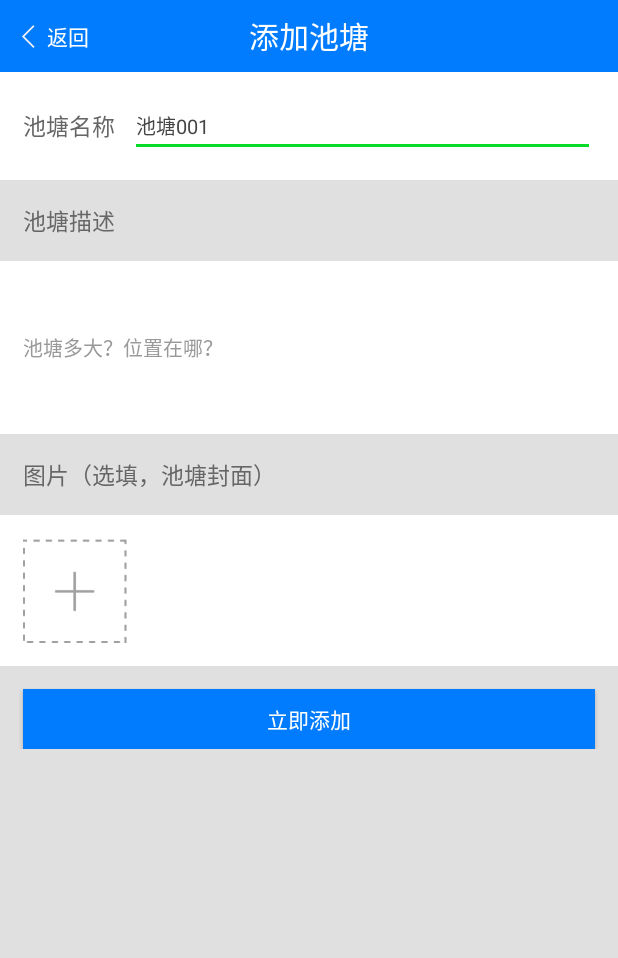
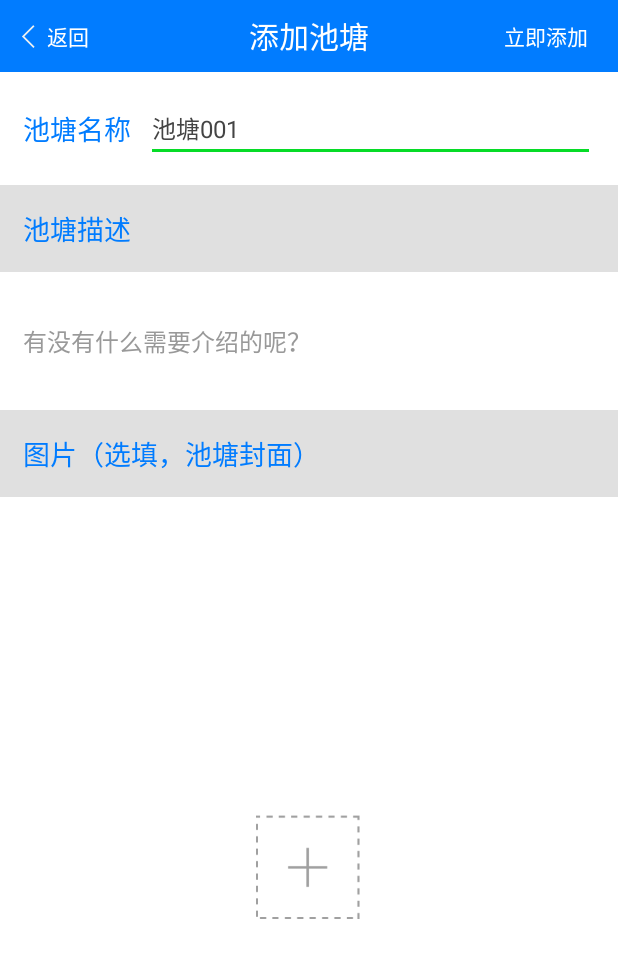
Before and after one commit to qiurenbieyuan/Yuguanjia, an Android app: the AddPondActivity screen opened directly, with no data from a screen before it, on a phone screen of 412 x 824 dp. Shown: the top 958 px of the screen. Run offline under Robolectric (Android 15) with nearby library versions, the phone set to English and light mode, and no system bars; our stand-ins replace CircleImageView; libraries missing offline, so code that uses them is left out: me.nereo.multi_image_selector; pictures from the network do not load; 1 statement that could not run was skipped.

Commit message:
添加了“添加池塘”池塘功能，并能够对池塘封面进行预览~

```diff
--- a/app/src/main/java/com/qican/ygj/listener/OnTaskListener.java
+++ b/app/src/main/java/com/qican/ygj/listener/OnTaskListener.java
@@ -2,9 +2,6 @@ package com.qican.ygj.listener;
 
 import com.qican.ygj.task.CommonTask;
 
-/**
- * Created by Administrator on 2016/10/26 0026.
- */
 public interface OnTaskListener<T> {
     // 上传成功，返回地址结果
     void taskFailed(CommonTask t, Exception e); // 任务完成
--- a/app/src/main/java/com/qican/ygj/ui/AddPondActivity.java
+++ b/app/src/main/java/com/qican/ygj/ui/AddPondActivity.java
@@ -8,6 +8,7 @@ import android.content.Intent;
 import android.os.Bundle;
 import android.util.Log;
 import android.view.View;
+import android.widget.EditText;
 import android.widget.ImageView;
 import android.widget.LinearLayout;
 
@@ -21,12 +22,14 @@ import me.nereo.multi_image_selector.MultiImageSelector;
 import me.nereo.multi_image_selector.MultiImageSelectorActivity;
 
 public class AddPondActivity extends Activity implements View.OnClickListener {
-    private static final int IMAGE_REQUEST_CODE = 0011;
+    private static final int IMAGE_REQUEST_CODE = 1;
     private static final String TAG = "AddPondActivity";
-    private LinearLayout llBack;
-    private ImageView ivAddimg;
+    private LinearLayout llBack, llAddPond;
+    private ImageView ivAddimg, ivClose;
     private CommonTools myTool;
     private ArrayList<String> mSelectPath = null;
+    private ImageView ivImgDesc;
+    private EditText edtPondName, edtPondDesc;
 
     @Override
     protected void onCreate(Bundle savedInstanceState) {
@@ -43,14 +46,25 @@ public class AddPondActivity extends Activity implements View.OnClickListener {
 
     private void initView() {
         llBack = (LinearLayout) findViewById(R.id.ll_back);
+        llAddPond = (LinearLayout) findViewById(R.id.ll_add);
+
         ivAddimg = (ImageView) findViewById(R.id.iv_addimg);
+        ivImgDesc = (ImageView) findViewById(R.id.iv_imgdesc);
+        ivClose = (ImageView) findViewById(R.id.iv_close);
+
+        edtPondName = (EditText) findViewById(R.id.edt_pond_name);
+        edtPondDesc = (EditText) findViewById(R.id.edt_pond_desc);
 
         myTool = new CommonTools(this);
     }
 
     private void initEvent() {
         llBack.setOnClickListener(this);
+        llAddPond.setOnClickListener(this);
+
         ivAddimg.setOnClickListener(this);
+        ivImgDesc.setOnClickListener(this);
+        ivClose.setOnClickListener(this);
     }
 
     @Override
@@ -67,7 +81,39 @@ public class AddPondActivity extends Activity implements View.OnClickListener {
                         .origin(mSelectPath) // original select data set, used width #.multi()
                         .start(this, IMAGE_REQUEST_CODE);
                 break;
+            case R.id.iv_imgdesc:
+                Bundle bundle = new Bundle();
+                bundle.putString("path", mSelectPath.get(0));
+                Intent intent = new Intent(this, PreviewActivity.class);
+                intent.putExtras(bundle);
+                startActivity(intent);
+                break;
+            case R.id.iv_close:
+                ivImgDesc.setVisibility(View.GONE);
+                ivClose.setVisibility(View.GONE);
+                ivAddimg.setVisibility(View.VISIBLE);
+                mSelectPath.clear();//去除照片地址信息
+                break;
+            case R.id.ll_add:
+                //添加池塘
+                addPond();
+                break;
         }
+    }
+
+    private void addPond() {
+        if (edtPondName.getText().toString().trim().isEmpty()) {
+            myTool.showInfo("还没有添加池塘名字哦！");
+            return;
+        }
+        if (edtPondDesc.getText().toString().trim().isEmpty()) {
+            myTool.showInfo("还没有池塘描述唷！");
+            return;
+        }
+        //添加池塘信息
+        myTool.showInfo("添加成功！");
+        finish();
+        startActivity(new Intent(this, AddSuccessActivity.class));
     }
 
     @Override
@@ -79,9 +125,24 @@ public class AddPondActivity extends Activity implements View.OnClickListener {
                 // Get the result list of select image paths
                 mSelectPath = data.getStringArrayListExtra(MultiImageSelectorActivity.EXTRA_RESULT);
                 // do your logic ....
-                Log.i(TAG, "path: "+mSelectPath.toString());
+                Log.i(TAG, "path: " + mSelectPath.toString());
+                showImageByPath(mSelectPath);
+            }
+        }
+    }
 
-                Glide.with(this).load(mSelectPath.get(0)).into(ivAddimg);
+    /**
+     * 显示池塘封面图片到图片预览上
+     *
+     * @param mSelectPath
+     */
+    private void showImageByPath(ArrayList<String> mSelectPath) {
+        if (mSelectPath != null) {
+            if (mSelectPath.size() != 0) {
+                ivImgDesc.setVisibility(View.VISIBLE);
+                ivAddimg.setVisibility(View.GONE);
+                ivClose.setVisibility(View.VISIBLE);
+                Glide.with(this).load(mSelectPath.get(0)).into(ivImgDesc);
             }
         }
     }
--- a/app/src/main/java/com/qican/ygj/ui/SlideMenuFragment.java
+++ b/app/src/main/java/com/qican/ygj/ui/SlideMenuFragment.java
@@ -1,5 +1,5 @@
 /**
- * 侧滑菜单
+ * 秋人别院，侧滑菜单
  */
 package com.qican.ygj.ui;
 
--- a/app/src/main/java/com/qican/ygj/utils/ConstantValue.java
+++ b/app/src/main/java/com/qican/ygj/utils/ConstantValue.java
@@ -1,7 +1,4 @@
 package com.qican.ygj.utils;
 
-/**
- * Created by Administrator on 2016/10/24 0024.
- */
 public interface ConstantValue {
 }
--- a/app/src/main/res/drawable-v21/btn_selector.xml
+++ b/app/src/main/res/drawable-v21/btn_selector.xml
@@ -1,5 +1,5 @@
 <?xml version="1.0" encoding="utf-8"?>
 <ripple xmlns:android="http://schemas.android.com/apk/res/android"
-    android:color="@color/gray">//点击时波纹的颜色
-    <item android:drawable="@android:color/white" />//未点击时控件的颜色
+    android:color="@color/gray">
+    <item android:drawable="@android:color/white" />
 </ripple>
--- a/app/src/main/res/layout/activity_addpond.xml
+++ b/app/src/main/res/layout/activity_addpond.xml
@@ -50,6 +50,26 @@
                 android:text="添加池塘"
                 android:textColor="@color/white"
                 android:textSize="20sp" />
+
+            <LinearLayout
+                android:id="@+id/ll_add"
+                android:layout_width="wrap_content"
+                android:layout_height="match_parent"
+                android:layout_alignParentRight="true"
+                android:layout_centerVertical="true"
+                android:background="@drawable/btn_selector_title"
+                android:orientation="horizontal"
+                android:paddingLeft="10dp"
+                android:paddingRight="10dp">
+
+                <TextView
+                    android:layout_width="wrap_content"
+                    android:layout_height="wrap_content"
+                    android:layout_gravity="center_vertical"
+                    android:paddingRight="10dp"
+                    android:text="立即添加"
+                    android:textColor="@color/white" />
+            </LinearLayout>
         </RelativeLayout>
         <!-- 昵称-->
         <RelativeLayout
@@ -64,8 +84,8 @@
                 android:layout_height="wrap_content"
                 android:layout_centerVertical="true"
                 android:text="池塘名称"
-                android:textColor="@color/text_black"
-                android:textSize="15sp" />
+                android:textColor="@color/blue"
+                android:textSize="18sp" />
 
             <EditText
                 android:id="@+id/edt_pond_name"
@@ -78,7 +98,7 @@
                 android:text="池塘001"
                 android:textColor="#444"
                 android:textColorHint="#999"
-                android:textSize="13sp" />
+                android:textSize="16sp" />
         </RelativeLayout>
 
         <TextView
@@ -86,95 +106,67 @@
             android:layout_height="wrap_content"
             android:padding="15dp"
             android:text="池塘描述"
-            android:textColor="@color/text_black"
-            android:textSize="15sp" />
+            android:textColor="@color/blue"
+            android:textSize="18sp" />
 
         <EditText
             android:id="@+id/edt_pond_desc"
             android:layout_width="match_parent"
             android:layout_height="wrap_content"
             android:background="@color/white"
-            android:hint="池塘多大？位置在哪？"
-            android:lines="5"
+            android:hint="有没有什么需要介绍的呢？"
+            android:lines="3"
             android:maxLines="3"
             android:padding="15dp"
             android:textColor="#444"
             android:textColorHint="#999"
-            android:textSize="13sp" />
-
-        <LinearLayout
-            android:layout_width="match_parent"
-            android:layout_height="wrap_content"
-            android:orientation="vertical">
-
+            android:textSize="16sp" />
 
         <TextView
             android:layout_width="match_parent"
             android:layout_height="wrap_content"
             android:padding="15dp"
             android:text="图片（选填，池塘封面）"
-                android:textColor="@color/text_black"
-                android:textSize="15sp" />
+            android:textColor="@color/blue"
+            android:textSize="18sp" />
 
         <!-- 昵称-->
-            <LinearLayout
+        <RelativeLayout
             android:layout_width="match_parent"
-                android:layout_height="wrap_content"
-                android:background="@drawable/btn_selector"
-                android:padding="15dp">
+            android:layout_height="0dp"
+            android:layout_weight="1"
+            android:background="@drawable/btn_selector">
+
+            <RelativeLayout
+                android:layout_width="match_parent"
+                android:layout_height="match_parent">
 
                 <ImageView
-                    android:id="@+id/iv_img1"
-                    android:layout_width="70dp"
-                    android:layout_height="70dp"
-                    android:layout_marginRight="10dp"
+                    android:id="@+id/iv_imgdesc"
+                    android:layout_width="match_parent"
+                    android:layout_height="match_parent"
+                    android:layout_centerInParent="true"
                     android:src="@drawable/defaultheadpic"
                     android:visibility="gone" />
 
                 <ImageView
-                    android:id="@+id/iv_img2"
-                    android:layout_width="70dp"
-                    android:layout_height="70dp"
-                    android:layout_marginRight="10dp"
-                    android:src="@drawable/defaultheadpic"
+                    android:id="@+id/iv_close"
+                    android:layout_width="35dp"
+                    android:layout_height="35dp"
+                    android:layout_alignParentRight="true"
+                    android:layout_margin="5dp"
+                    android:src="@drawable/close"
                     android:visibility="gone" />
-
-                <ImageView
-                    android:id="@+id/iv_img3"
-                    android:layout_width="70dp"
-                    android:layout_height="70dp"
-                    android:layout_marginRight="10dp"
-                    android:src="@drawable/defaultheadpic"
-                    android:visibility="gone" />
-
-                <ImageView
-                    android:id="@+id/iv_img4"
-                    android:layout_width="70dp"
-                    android:layout_height="70dp"
-                    android:layout_marginRight="10dp"
-                    android:src="@drawable/defaultheadpic"
-                    android:visibility="gone" />
+            </RelativeLayout>
 
             <ImageView
                 android:id="@+id/iv_addimg"
                 android:layout_width="70dp"
                 android:layout_height="70dp"
-                    android:layout_marginRight="10dp"
+                android:layout_centerInParent="true"
                 android:src="@drawable/addimage" />
 
-            </LinearLayout>
-
-            <Button
-                android:id="@+id/btn_submit"
-                android:layout_width="match_parent"
-                android:layout_height="40dp"
-                android:layout_marginLeft="15dp"
-                android:layout_marginRight="15dp"
-                android:layout_marginTop="15dp"
-                android:background="@drawable/btn_selector_title"
-                android:text="立即添加"
-                android:textColor="@color/white" />
-        </LinearLayout>
+        </RelativeLayout>
     </LinearLayout>
 
 
--- a/gradle.properties
+++ b/gradle.properties
@@ -16,3 +16,4 @@
 # This option should only be used with decoupled projects. More details, visit
 # http://www.gradle.org/docs/current/userguide/multi_project_builds.html#sec:decoupled_projects
 # org.gradle.parallel=true
+android.useDeprecatedNdk=true.
```
Also changed, not shown: app/build.gradle (+10 -0 lines), app/src/main/AndroidManifest.xml (+10 -2 lines), app/src/main/java/com/qican/ygj/bean/Camera.java (+9 -0 lines), app/src/main/java/com/qican/ygj/bean/Pond.java (+19 -4 lines), app/src/main/java/com/qican/ygj/bean/Pump.java (+9 -0 lines). Lines whose indentation alone changed are shown as unchanged.
